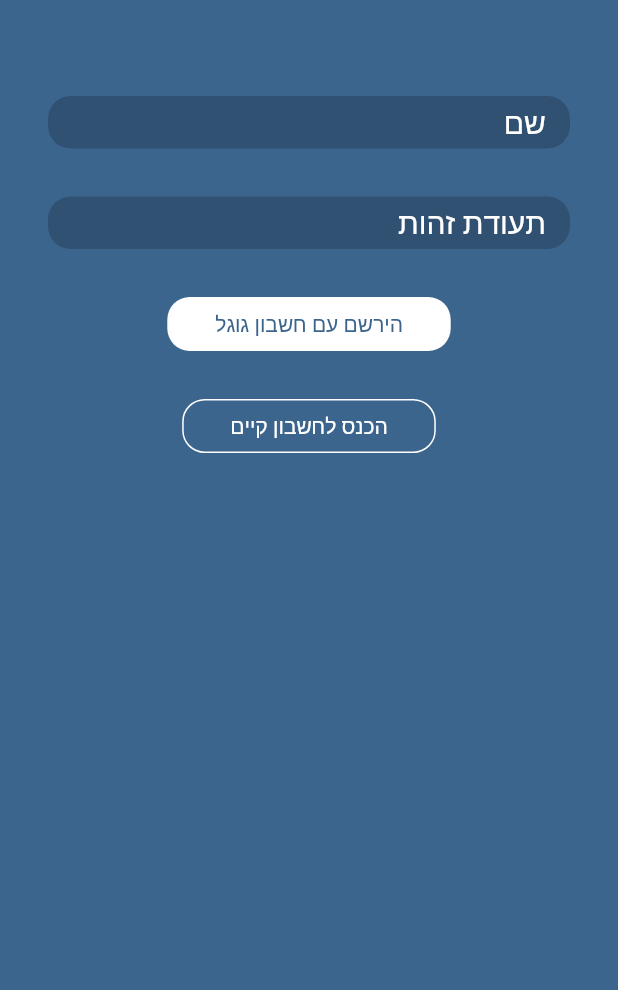
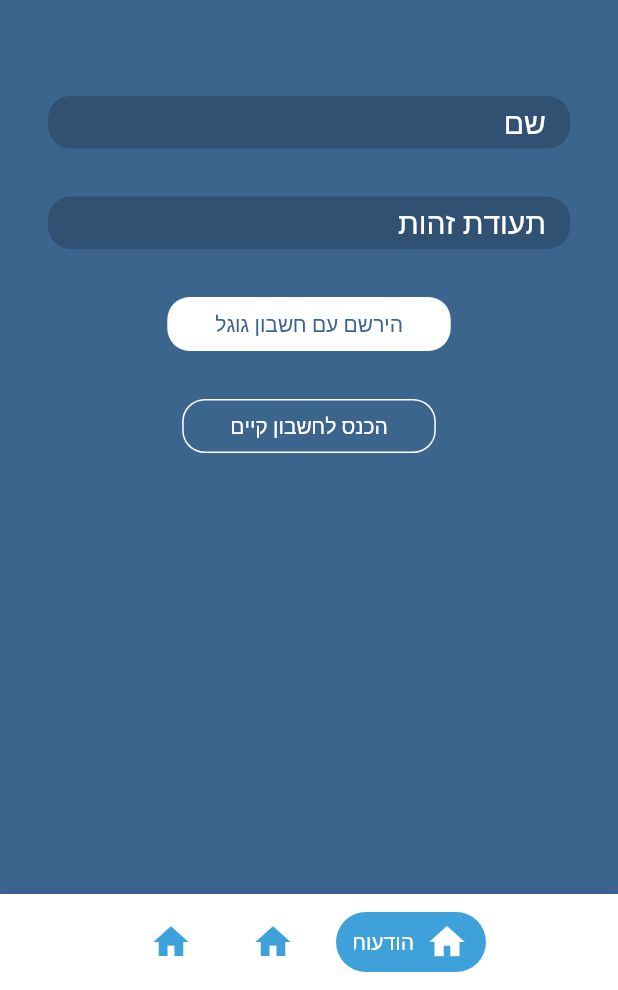
Before and after one commit to zvikarp/tzurba-roeah-ruchani-app, a Flutter app: the screen it shows after launch, on a phone screen of 412 x 824 dp, the part 246-1236 px from its top. Run offline on Flutter 3.47's test engine with Material 2 defaults, Android fonts, the phone set to English and light mode, and no system bars; our stand-ins replace page_transition; Roboto replaces fonts that are missing (Montserrat).

Commit message:
added animation to navbar

```diff
--- a/lib/consts/routes.dart
+++ b/lib/consts/routes.dart
@@ -62,7 +62,7 @@ class RoutesConst {
       {
         "name": "בית",
         "icon": "b",
-        "route": "/home",
+        "route": "/signup",
       },
       {
         "name": "חשבון",
--- a/lib/main.dart
+++ b/lib/main.dart
@@ -3,8 +3,6 @@ import 'package:flutter_localizations/flutter_localizations.dart';
 import 'package:roeah_ruchani_app/screens/router.dart';
 
 import 'package:roeah_ruchani_app/utils/theme.dart';
-import 'package:roeah_ruchani_app/consts/routes.dart';
-import 'package:roeah_ruchani_app/widgets/sheard/navbar.dart';
 
 void main() => runApp(MyApp());
 
@@ -14,8 +12,6 @@ class MyApp extends StatefulWidget {
 }
 
 class _MyAppState extends State<MyApp> {
-  final GlobalKey<NavigatorState> navigatorKey =
-      new GlobalKey<NavigatorState>();
 
   @override
   void initState() {
--- /dev/null
+++ b/lib/widgets/core/clippedView.dart
@@ -0,0 +1,17 @@
+import 'package:flutter/material.dart';
+
+class ClippedViewWidget extends StatelessWidget {
+  final Widget child;
+  final Axis clipDirection;
+
+  const ClippedViewWidget({Key key, this.child, this.clipDirection = Axis.horizontal}) : super(key: key);
+
+  @override
+  Widget build(BuildContext context) {
+    return SingleChildScrollView(
+      physics: NeverScrollableScrollPhysics(),
+      scrollDirection: clipDirection,
+      child: child,
+    );
+  }
+}
--- a/lib/widgets/sheard/navbar.dart
+++ b/lib/widgets/sheard/navbar.dart
@@ -1,7 +1,8 @@
 import 'package:flutter/material.dart';
 
 import 'package:roeah_ruchani_app/consts/routes.dart';
-import 'package:roeah_ruchani_app/widgets/core/button.dart';
+import 'package:roeah_ruchani_app/widgets/core/clippedView.dart';
+import 'package:roeah_ruchani_app/widgets/sheard/navbarItem.dart';
 
 class NavbarWidget extends StatefulWidget {
   NavbarWidget({this.navigatorKey});
@@ -12,7 +13,6 @@ class NavbarWidget extends StatefulWidget {
 }
 
 class _NavbarWidgetState extends State<NavbarWidget> {
-
   String _selectedRoute = "/home";
 
   void _onSelectRoute(String route) {
@@ -25,13 +25,11 @@ class _NavbarWidgetState extends State<NavbarWidget> {
   Widget _generateButton(Map<String, dynamic> route) {
     String text = _selectedRoute == route["route"] ? route["name"] : "";
     text += route["icon"];
-    return AnimatedContainer(
-      padding: EdgeInsets.symmetric(horizontal: 32),
-      duration: Duration(milliseconds: 500),
-      child: ButtonWidget(
-        onPressed: () => _onSelectRoute(route["route"]),
-        child: Text(text),
-      ),
+    return NavbarItemWidget(
+      onTap: () {_onSelectRoute(route["route"]);},
+      icon: Icons.home,
+      title: route["name"],
+      isSelected: _selectedRoute == route["route"],
     );
   }
 
@@ -47,9 +45,10 @@ class _NavbarWidgetState extends State<NavbarWidget> {
   Widget build(BuildContext context) {
     return Container(
       height: 64,
-        padding: EdgeInsets.symmetric(vertical: 8, horizontal: 16),
+      // padding: EdgeInsets.symmetric(vertical: 8, horizontal: 16),
       decoration: BoxDecoration(
         color: Theme.of(context).bottomAppBarColor,
+        // color: Colors.green,
         boxShadow: [
           BoxShadow(
             color: Colors.black26,
@@ -59,14 +58,14 @@ class _NavbarWidgetState extends State<NavbarWidget> {
           )
         ],
       ),
-        child: SingleChildScrollView(
-          physics: NeverScrollableScrollPhysics(),
-          scrollDirection: Axis.horizontal,
+      alignment: Alignment.center,
+      child: ClippedViewWidget(
         child: Row(
-            mainAxisAlignment: MainAxisAlignment.spaceAround,
+          mainAxisAlignment: MainAxisAlignment.center,
           mainAxisSize: MainAxisSize.max,
           children: _generateChildren(),
         ),
-        ));
+      ),
+    );
   }
 }
--- /dev/null
+++ b/lib/widgets/sheard/navbarItem.dart
@@ -0,0 +1,91 @@
+import 'package:flutter/material.dart';
+
+import 'package:roeah_ruchani_app/widgets/core/clippedView.dart';
+import 'package:roeah_ruchani_app/widgets/core/spacer.dart';
+
+class NavbarItemWidget extends StatefulWidget {
+  const NavbarItemWidget(
+      {this.title, this.icon, this.isSelected, @required this.onTap});
+  final String title;
+  final IconData icon;
+  final bool isSelected;
+  final VoidCallback onTap;
+
+  @override
+  _NavbarItemWidgetState createState() => _NavbarItemWidgetState();
+}
+
+class _NavbarItemWidgetState extends State<NavbarItemWidget>
+    with SingleTickerProviderStateMixin {
+  AnimationController _iconAnimController;
+  bool _wasSelected;
+  double _animScale = 1;
+
+  @override
+  void initState() {
+    //Create a tween + controller which will drive the icon rotation
+    int duration = (350 / _animScale).round();
+    _iconAnimController = AnimationController(
+      duration: Duration(milliseconds: duration),
+      vsync: this,
+    );
+    Tween<double>(begin: 0, end: 1).animate(_iconAnimController)
+      //Listen for tween updates, and rebuild the widget tree on each tick
+      ..addListener(() {
+        setState(() {});
+      });
+    super.initState();
+  }
+
+  @override
+  Widget build(BuildContext context) {
+    _startAnimIfSelectedChanged(widget.isSelected);
+    Widget content = Row(
+      mainAxisAlignment: MainAxisAlignment.center,
+      children: <Widget>[
+        Icon(
+          widget.icon,
+          size: 28,
+          color: widget.isSelected ? Theme.of(context).bottomAppBarColor : Theme.of(context).accentColor,
+        ),
+        SpacerWidget(width: 8),
+        Text(
+          widget.title,
+          style: TextStyle(color: Theme.of(context).bottomAppBarColor, fontFamily: "Montserrat"),
+        ),
+      ],
+    );
+
+    return GestureDetector(
+      onTap: () => widget.onTap(),
+      child: Container(
+        padding: EdgeInsets.symmetric(vertical: 12, horizontal: 8),
+        child: AnimatedContainer(
+            alignment: Alignment.center,
+            width: widget.isSelected ? 100 : 52,
+            curve: Curves.easeOutCubic,
+            padding: EdgeInsets.symmetric(vertical: 4, horizontal: 12),
+            duration: Duration(milliseconds: (700 / _animScale).round()),
+            decoration: BoxDecoration(
+              color: widget.isSelected
+                  ? Theme.of(context).accentColor
+                  : Colors.white,
+              borderRadius: BorderRadius.all(Radius.circular(24)),
+            ),
+            child: ClippedViewWidget(
+              child: content,
+            )),
+      ),
+    );
+  }
+
+  void _startAnimIfSelectedChanged(bool isSelected) {
+    if (_wasSelected != widget.isSelected) {
+      //Go forward or reverse, depending on the isSelected state
+      widget.isSelected
+          ? _iconAnimController.forward()
+          : _iconAnimController.reverse();
+    }
+    _wasSelected = widget.isSelected;
+  }
+}
```
Lines whose indentation alone changed are shown as unchanged.
